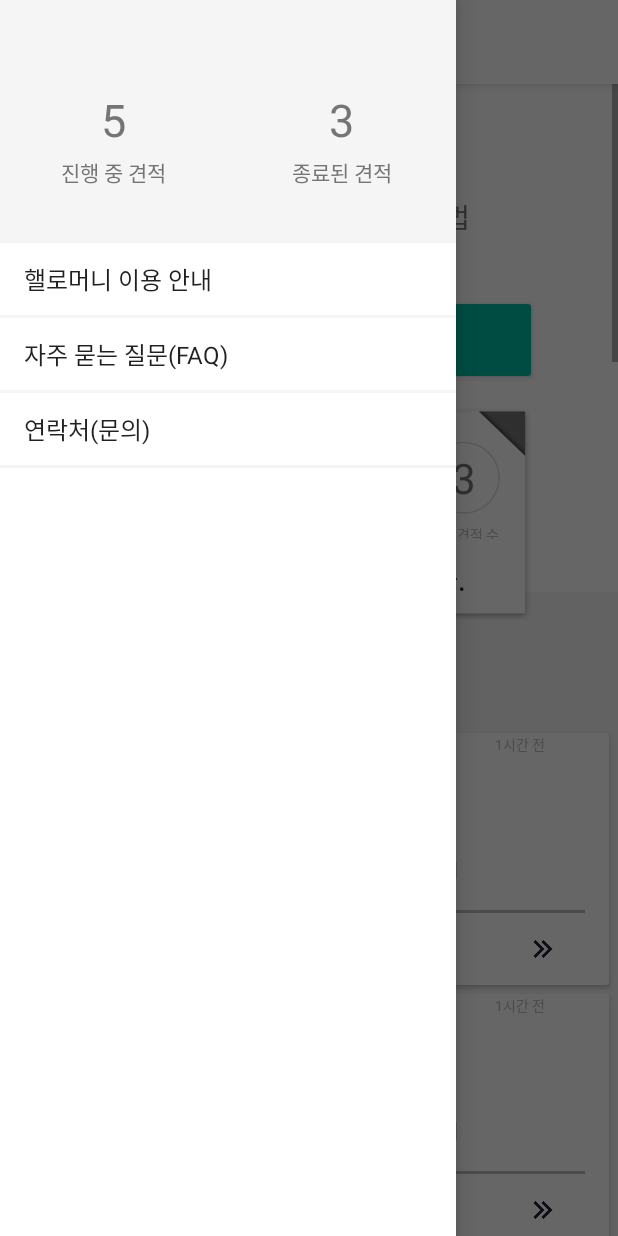
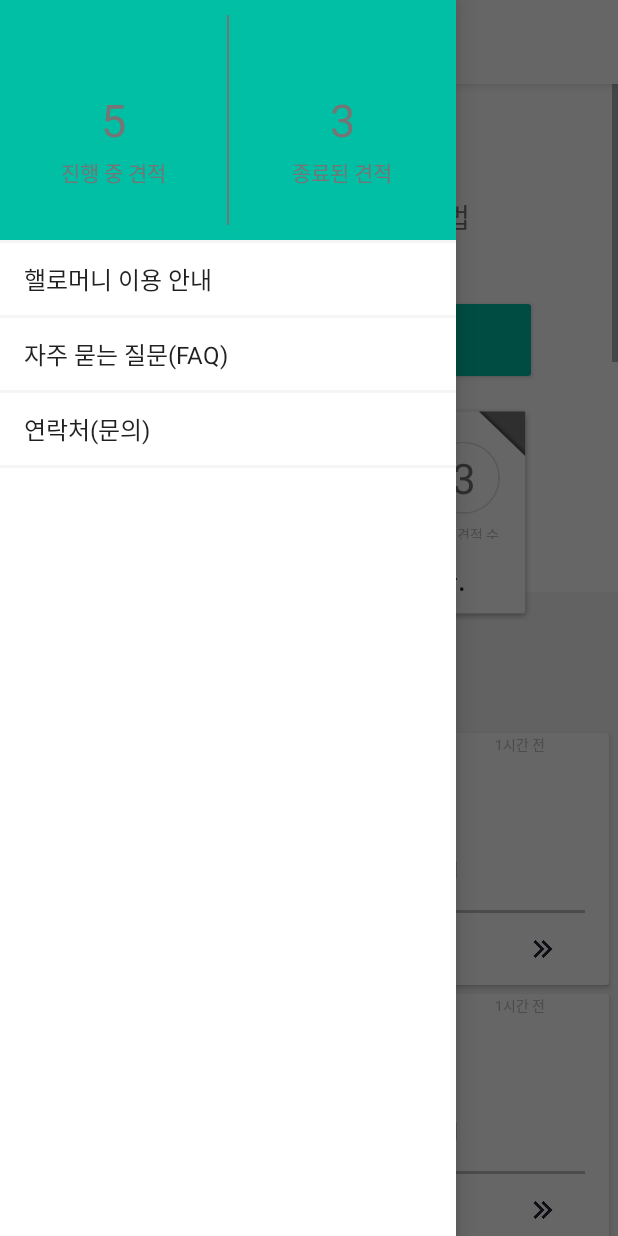
Before and after one commit to kirkee2/HelloMoney, an Android app: the MainActivity screen opened directly, with no data from a screen before it, with the side drawer open, on a phone screen of 412 x 824 dp. Run offline under Robolectric (Android 15) with nearby library versions, the phone set to English and light mode, and no system bars; our stand-ins replace CircleImageView.

```diff
--- a/app/build.gradle
+++ b/app/build.gradle
@@ -24,6 +24,7 @@
     androidTestCompile('com.android.support.test.espresso:espresso-core:2.2.2', {
         exclude group: 'com.android.support', module: 'support-annotations'
     })
+    compile 'de.hdodenhof:circleimageview:2.1.0'
     compile 'com.android.support:support-v4:25.3.1'
     compile 'com.android.support:appcompat-v7:25.3.1'
     compile 'com.android.support:recyclerview-v7:25.3.1'
@@ -32,6 +33,5 @@
     compile 'com.github.bumptech.glide:glide:3.8.0'
     compile 'de.hdodenhof:circleimageview:2.1.0'
     compile 'com.android.support.constraint:constraint-layout:1.0.2'
-    compile 'de.hdodenhof:circleimageview:2.1.0'
     testCompile 'junit:junit:4.12'
 }
--- a/app/src/main/java/com/beta/tacademy/hellomoneycustomer/activity/MainActivity.java
+++ b/app/src/main/java/com/beta/tacademy/hellomoneycustomer/activity/MainActivity.java
@@ -22,6 +22,8 @@
 import android.widget.ArrayAdapter;
 import android.widget.ListView;
 import android.widget.ProgressBar;
+import android.widget.RelativeLayout;
+import android.widget.TextView;
 import android.widget.Toast;
 
 import com.beta.tacademy.hellomoneycustomer.R;
@@ -41,6 +43,11 @@
     private ProgressBar progressBar;
     private View naviHeader;
     private MainRecyclerViewAdapter mainRecyclerViewAdapter;
+    private RelativeLayout relativeLayoutOne;
+    private RelativeLayout relativeLayoutTwo;
+    private TextView myOngoingQuotation;
+    private TextView myDoneQuotation;
+
 
     private long backPressedTime = 0;
     @Override
@@ -55,6 +62,11 @@
         naviList = (ListView)findViewById(R.id.navi_drawer);
         refreshLayout = (SwipeRefreshLayout)findViewById(R.id.refreshLayout);
         naviHeader = getLayoutInflater().inflate(R.layout.main_navi_header, naviList, false);
+
+        relativeLayoutOne = (RelativeLayout) naviHeader.findViewById(R.id.relativeLayoutOne);
+        relativeLayoutTwo = (RelativeLayout) naviHeader.findViewById(R.id.relativeLayoutTwo);
+        myOngoingQuotation = (TextView)naviHeader.findViewById(R.id.myOngoingQuotation);
+        myDoneQuotation = (TextView)naviHeader.findViewById(R.id.myDoneQuotation);
 
         //Toolbar
 
@@ -109,6 +121,23 @@
             }
         });
 
+        relativeLayoutOne.setOnClickListener(new View.OnClickListener() {
+            @Override
+            public void onClick(View v) {
+                Intent intent = new Intent(MainActivity.this,MyQuotationActivity.class);
+                intent.putExtra("page",0);
+                startActivity(intent);
+            }
+        });
+
+        relativeLayoutTwo.setOnClickListener(new View.OnClickListener() {
+            @Override
+            public void onClick(View v) {
+                Intent intent = new Intent(MainActivity.this,MyQuotationActivity.class);
+                intent.putExtra("page",1);
+                startActivity(intent);
+            }
+        });
         new MainAsyncTask().execute(); //HTML 파싱 수행
     }
 
--- a/app/src/main/java/com/beta/tacademy/hellomoneycustomer/recyclerViews/mainRecyclerView/MainRecyclerViewAdapter.java
+++ b/app/src/main/java/com/beta/tacademy/hellomoneycustomer/recyclerViews/mainRecyclerView/MainRecyclerViewAdapter.java
@@ -191,6 +191,7 @@
             ((MainViewHolder) holder).region.setText(valueObject.getRegion1() +" "+ valueObject.getRegion2() + " "+ valueObject.getRegion3());
             ((MainViewHolder) holder).apt.setText(valueObject.getApt());
             ((MainViewHolder) holder).starRatingBar.setRating(valueObject.getStar());
+            ((MainViewHolder) holder).starRatingBar.setEnabled(false);
             ((MainViewHolder) holder).pastTime.setText(valueObject.getPastTime());
             ((MainViewHolder) holder).content.setText(valueObject.getContent());
 
--- a/app/src/main/res/layout/main_navi_header.xml
+++ b/app/src/main/res/layout/main_navi_header.xml
@@ -4,12 +4,13 @@
 <LinearLayout xmlns:android="http://schemas.android.com/apk/res/android"
     android:layout_width="match_parent"
     android:layout_height="160dp"
-    android:background="@color/basement"
+    android:background="@color/progress"
     android:orientation="horizontal"
     android:layout_weight="100"
     android:weightSum="100">
 
     <RelativeLayout
+        android:id="@+id/relativeLayoutOne"
         android:layout_width="0dp"
         android:layout_height="match_parent"
         android:layout_weight="50">
@@ -21,20 +22,28 @@
             android:text="5"
             android:textColor="@color/normalTypo"
             android:layout_centerInParent="true"
-            android:id="@+id/ongoingLoan" />
+            android:id="@+id/myOngoingQuotation" />
         <TextView
             android:layout_width="wrap_content"
             android:layout_height="wrap_content"
             android:text="@string/ongoing_loan"
             android:layout_marginTop="4dp"
             android:textColor="@color/normalTypo"
-            android:layout_below="@+id/ongoingLoan"
+            android:layout_below="@+id/myOngoingQuotation"
             android:layout_centerHorizontal="true" />
 
     </RelativeLayout>
 
 
+    <View
+        android:layout_width="1dp"
+        android:layout_height="match_parent"
+        android:background="@color/normalTypo"
+        android:layout_marginTop="10dp"
+        android:layout_marginBottom="10dp"/>
+
     <RelativeLayout
+        android:id="@+id/relativeLayoutTwo"
         android:layout_width="0dp"
         android:layout_height="match_parent"
         android:layout_weight="50">
@@ -46,14 +55,14 @@
             android:text="3"
             android:textColor="@color/normalTypo"
             android:layout_centerInParent="true"
-            android:id="@+id/finishLoan" />
+            android:id="@+id/myDoneQuotation" />
         <TextView
             android:layout_width="wrap_content"
             android:layout_height="wrap_content"
             android:text="@string/finish_loan"
             android:layout_marginTop="4dp"
             android:textColor="@color/normalTypo"
-            android:layout_below="@+id/finishLoan"
+            android:layout_below="@+id/myDoneQuotation"
             android:layout_centerHorizontal="true" />
 
     </RelativeLayout>
--- a/app/src/main/res/values/strings.xml
+++ b/app/src/main/res/values/strings.xml
@@ -14,6 +14,8 @@
     <string name="main_button_ment">새 견적요청 하기</string>
     <string name="current_quotation">현재 견적 수</string>
     <string name="request_quotation">견적 요청</string>
+    <string name="my_quotation">내 견적 요청함</string>
+
 
 
     <string name="test">testing text for HelloMoney.</string>
```
Also changed, not shown: app/src/main/java/com/beta/tacademy/hellomoneycustomer/activity/MyQuotationActivity.java (+43 -0 lines), app/src/main/java/com/beta/tacademy/hellomoneycustomer/viewPagers/myQuotationViewPager/MyQuotationFragment.java (added, +53 -0 lines), app/src/main/java/com/beta/tacademy/hellomoneycustomer/viewPagers/myQuotationViewPager/MyQuotationFragmentPagerAdapter.java (+5 -10 lines), app/src/main/res/layout/fragment_my_quotation.xml (added, +16 -0 lines).
